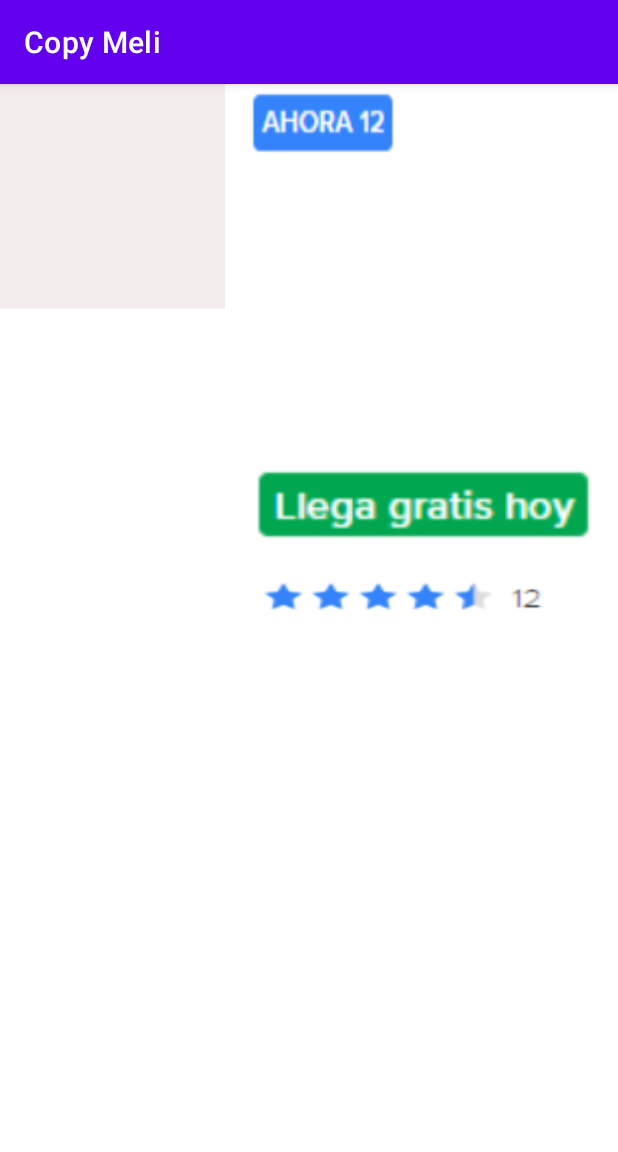
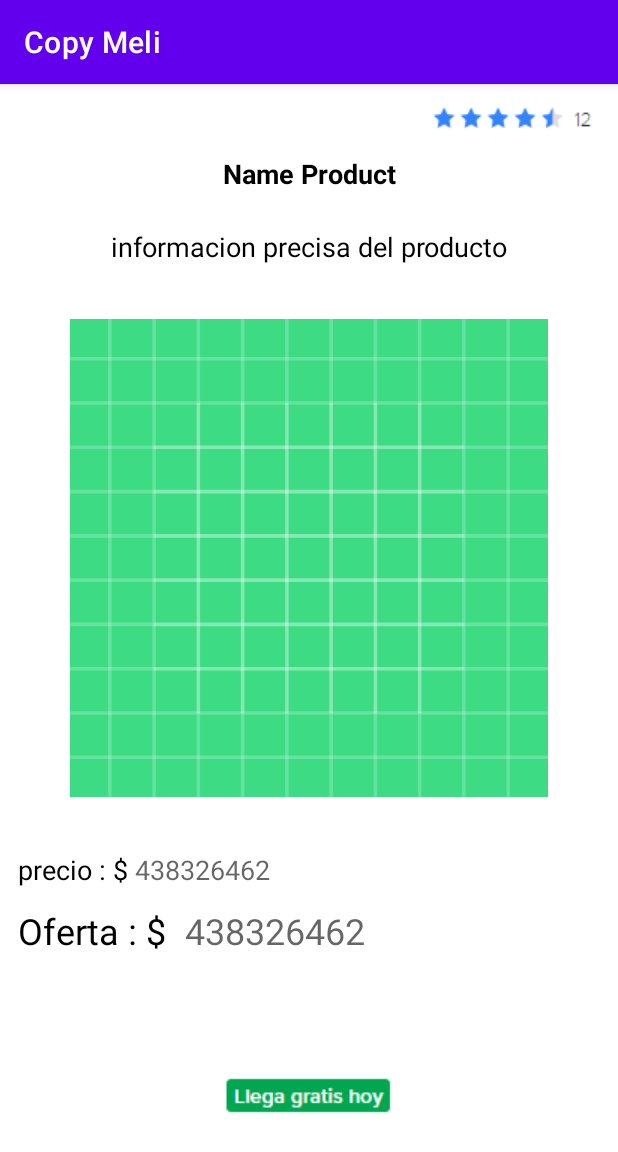
Before and after one commit to erikMaggio/Copy-Meli, an Android app: the screen it shows after launch (MainActivity), on a phone screen of 412 x 824 dp. Shown: the top 1152 px of the screen. Run offline under Robolectric (Android 15) with nearby library versions, the phone set to English and light mode, and no system bars.

Commit message:
creacion de layout details

```diff
--- a/app/src/main/res/layout/activity_main.xml
+++ b/app/src/main/res/layout/activity_main.xml
@@ -6,74 +6,118 @@
     android:layout_height="match_parent"
     tools:context=".MainActivity">
 
-    <View
-        android:layout_width="100dp"
-        android:layout_height="50dp"
-        android:layout_marginStart="140dp"
-        android:layout_marginEnd="120dp"
-        android:background="@drawable/img"
+    <ImageView
+        android:id="@+id/iv_Rating"
+        android:layout_width="wrap_content"
+        android:layout_height="wrap_content"
+        android:layout_margin="12dp"
+        android:src="@drawable/img_2"
         app:layout_constraintEnd_toEndOf="parent"
-        app:layout_constraintStart_toStartOf="parent"
-        app:layout_constraintTop_toTopOf="parent" />
-
-    <ImageView
-        android:id="@+id/imageView"
-        android:layout_width="150dp"
-        android:layout_height="150dp"
-        android:background="#F3EDED"
-        app:layout_constraintStart_toStartOf="parent"
         app:layout_constraintTop_toTopOf="parent" />
 
     <TextView
-        android:id="@+id/description"
-        android:layout_width="230dp"
-        android:layout_height="90dp"
-        android:layout_marginStart="150dp"
-        android:layout_marginBottom="520dp"
+        android:id="@+id/textView5"
+        android:layout_width="wrap_content"
+        android:layout_height="wrap_content"
+        android:layout_margin="12dp"
+        android:text="Name Product"
+        android:textAlignment="center"
         android:textColor="@color/black"
-        android:textSize="12dp"
+        android:textSize="18sp"
+        android:textStyle="bold"
+        app:layout_constraintEnd_toEndOf="parent"
+        app:layout_constraintStart_toStartOf="parent"
+        app:layout_constraintTop_toBottomOf="@+id/iv_Rating" />
+
+    <TextView
+        android:id="@+id/tv_description"
+        android:layout_width="match_parent"
+        android:layout_height="wrap_content"
+        android:layout_margin="12dp"
+        android:padding="12dp"
+        android:text="informacion precisa del producto"
+        android:textAlignment="center"
+        android:textColor="@color/black"
+        android:textSize="18sp"
+        app:layout_constraintEnd_toEndOf="parent"
+        app:layout_constraintStart_toStartOf="parent"
+        app:layout_constraintTop_toBottomOf="@+id/textView5" />
+
+    <ImageView
+        android:id="@+id/iv_image"
+        android:layout_width="match_parent"
+        android:layout_height="0dp"
+        android:layout_margin="12dp"
+        android:background="@color/white"
+        android:padding="12dp"
+        android:src="@drawable/ic_launcher_background"
+        app:layout_constraintBottom_toTopOf="@+id/guideline"
+        app:layout_constraintEnd_toEndOf="parent"
+        app:layout_constraintStart_toStartOf="parent"
+        app:layout_constraintTop_toBottomOf="@+id/tv_description" />
+
+    <androidx.constraintlayout.widget.Guideline
+        android:id="@+id/guideline"
+        android:layout_width="wrap_content"
+        android:layout_height="wrap_content"
+        android:orientation="horizontal"
+        app:layout_constraintGuide_percent="0.65" />
+
+    <TextView
+        android:id="@+id/tv_price"
+        android:layout_width="wrap_content"
+        android:layout_height="wrap_content"
+        android:layout_margin="12dp"
+        android:text="precio : $"
+        android:textColor="@color/black"
+        android:textSize="18sp"
+        app:layout_constraintStart_toStartOf="parent"
+        app:layout_constraintTop_toBottomOf="@+id/guideline" />
+
+    <TextView
+        android:id="@+id/tv"
+        android:layout_width="wrap_content"
+        android:layout_height="wrap_content"
+        android:layout_marginTop="12dp"
+        android:hint=" 438326462"
+        android:textColor="@color/black"
+        android:textSize="18sp"
+        app:layout_constraintStart_toEndOf="@+id/tv_price"
+        app:layout_constraintTop_toBottomOf="@+id/guideline" />
+
+    <TextView
+        android:id="@+id/tv_price_offers"
+        android:layout_width="wrap_content"
+        android:layout_height="wrap_content"
+        android:layout_margin="12dp"
+        android:layout_marginStart="12dp"
+        android:text="Oferta : $"
+        android:textColor="@color/black"
+        android:textSize="24sp"
+        app:layout_constraintStart_toStartOf="parent"
+        app:layout_constraintTop_toBottomOf="@+id/tv_price" />
+
+    <TextView
+        android:id="@+id/tv_price_offer"
+        android:layout_width="wrap_content"
+        android:layout_height="wrap_content"
+        android:layout_margin="12dp"
+        android:layout_marginTop="12dp"
+        android:hint="438326462"
+        android:textColor="@color/black"
+        android:textSize="24sp"
+        app:layout_constraintStart_toEndOf="@+id/tv_price_offers"
+        app:layout_constraintTop_toBottomOf="@+id/tv_price" />
+
+    <ImageView
+        android:id="@+id/iv_send_free"
+        android:layout_width="wrap_content"
+        android:layout_height="wrap_content"
+        android:layout_margin="12dp"
+        android:background="@drawable/img_1"
         app:layout_constraintBottom_toBottomOf="parent"
         app:layout_constraintEnd_toEndOf="parent"
         app:layout_constraintStart_toStartOf="parent"
-        app:layout_constraintTop_toTopOf="parent" />
-
-    <TextView
-        android:id="@+id/tv_price"
-        android:layout_width="230dp"
-        android:layout_height="50dp"
-        android:layout_marginStart="150dp"
-        android:layout_marginBottom="360dp"
-        android:textColor="@color/black"
-        android:textSize="12dp"
-        app:layout_constraintBottom_toBottomOf="parent"
-        app:layout_constraintEnd_toEndOf="parent"
-        app:layout_constraintStart_toEndOf="@+id/description"
-        app:layout_constraintStart_toStartOf="parent"
-        app:layout_constraintTop_toTopOf="parent" />
-
-    <View
-        android:id="@+id/view"
-        android:layout_width="225dp"
-        android:layout_height="50dp"
-        android:layout_marginEnd="16dp"
-        android:layout_marginBottom="440sp"
-        android:background="@drawable/img_1"
-        app:layout_constraintBottom_toBottomOf="parent"
-        app:layout_constraintEnd_toEndOf="parent"
-        app:layout_constraintTop_toBottomOf="@+id/tv_price"
-        app:layout_constraintVertical_bias="0.538" />
-
-    <View
-        android:layout_width="200dp"
-        android:layout_height="30dp"
-        android:layout_marginBottom="390dp"
-        android:background="@drawable/img_2"
-        app:layout_constraintBottom_toBottomOf="parent"
-        app:layout_constraintEnd_toEndOf="parent"
-        app:layout_constraintStart_toStartOf="parent"
-        android:layout_marginStart="130dp"
-        app:layout_constraintTop_toBottomOf="@+id/view"
-        app:layout_constraintVertical_bias="0.538" />
-
+        app:layout_constraintTop_toBottomOf="@+id/tv_price_offers" />
 
 </androidx.constraintlayout.widget.ConstraintLayout>
```
